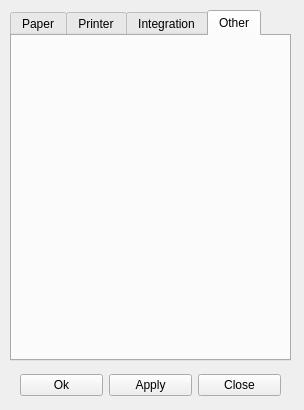
The window that pagesetup.ui (viktand/vap4) describes before a commit, drawn with Qt 5.
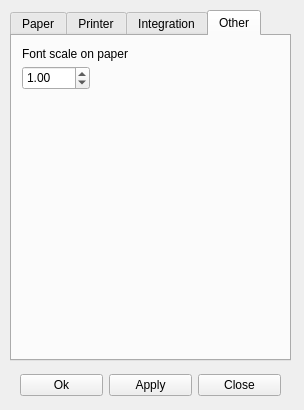
The same window after the commit. The open tabs and pages were chosen to show the change. Icons and pictures are not drawn.

Diff of the .ui file:
```diff
--- a/pagesetup.ui
+++ b/pagesetup.ui
@@ -778,6 +778,38 @@
      <attribute name="title">
       <string>Other</string>
      </attribute>
+     <widget class="QDoubleSpinBox" name="doubleSpinBox_2">
+      <property name="geometry">
+       <rect>
+        <x>10</x>
+        <y>30</y>
+        <width>68</width>
+        <height>24</height>
+       </rect>
+      </property>
+      <property name="maximum">
+       <double>2.000000000000000</double>
+      </property>
+      <property name="singleStep">
+       <double>0.010000000000000</double>
+      </property>
+      <property name="value">
+       <double>1.000000000000000</double>
+      </property>
+     </widget>
+     <widget class="QLabel" name="label_22">
+      <property name="geometry">
+       <rect>
+        <x>10</x>
+        <y>10</y>
+        <width>251</width>
+        <height>16</height>
+       </rect>
+      </property>
+      <property name="text">
+       <string>Font scale on paper</string>
+      </property>
+     </widget>
     </widget>
    </widget>
    <widget class="QWidget" name="horizontalLayoutWidget_2">
```
